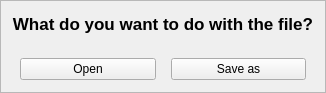
rafatosta/zapzap, file zapzap/view/downloadPopup.ui: the form before one commit.
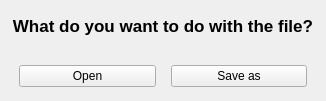
The form after the commit.

Patch:
```diff
--- a/zapzap/view/downloadPopup.ui
+++ b/zapzap/view/downloadPopup.ui
@@ -7,7 +7,7 @@
     <x>0</x>
     <y>0</y>
     <width>326</width>
-    <height>93</height>
+    <height>101</height>
    </rect>
   </property>
   <property name="windowTitle">
@@ -32,7 +32,7 @@
    <item>
     <widget class="QFrame" name="popupContainer">
      <property name="frameShape">
-      <enum>QFrame::StyledPanel</enum>
+      <enum>QFrame::NoFrame</enum>
      </property>
      <property name="frameShadow">
       <enum>QFrame::Raised</enum>
```
